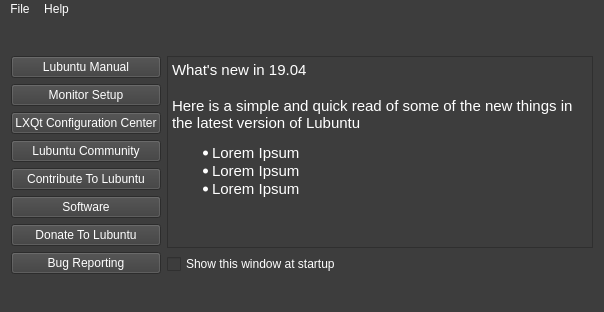
Old version of the form mainwindow.ui in the repository lubuntu-team/welcome.
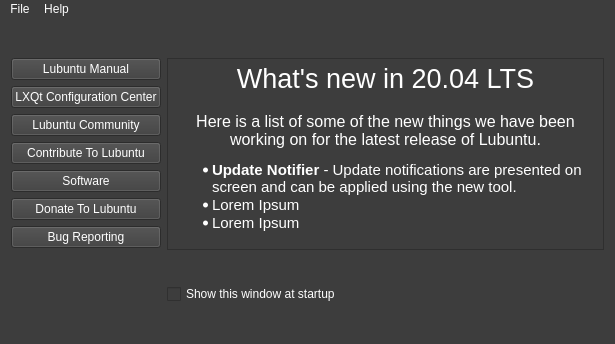
New version of the form. Icons and pictures are not drawn.

Commit message: Remove monitor config button, fix logo and add to window

The edit to the form file:
```diff
--- a/mainwindow.ui
+++ b/mainwindow.ui
@@ -6,8 +6,8 @@
    <rect>
     <x>0</x>
     <y>0</y>
-    <width>604</width>
-    <height>312</height>
+    <width>615</width>
+    <height>344</height>
    </rect>
   </property>
   <property name="windowTitle">
@@ -32,16 +32,6 @@
         </property>
        </widget>
       </item>
-      <item>
-       <widget class="QPushButton" name="buttonMonitorSetup">
-        <property name="toolTip">
-         <string>&lt;html&gt;&lt;head/&gt;&lt;body&gt;&lt;p&gt;Adjust monitor settings&lt;/p&gt;&lt;/body&gt;&lt;/html&gt;</string>
-        </property>
-        <property name="text">
-         <string>Monitor Setup</string>
-        </property>
-       </widget>
-      </item>
       <item>
        <widget class="QPushButton" name="buttonLXQtConfigurationCenter">
         <property name="toolTip">
@@ -100,23 +90,26 @@
       <item>
        <widget class="QTextEdit" name="textEdit">
         <property name="styleSheet">
-         <string notr="true">background color:rgb(25, 25, 25)</string>
+         <string notr="true">background color:rgb(26, 95, 157)</string>
         </property>
         <property name="html">
          <string>&lt;!DOCTYPE HTML PUBLIC &quot;-//W3C//DTD HTML 4.0//EN&quot; &quot;http://www.w3.org/TR/REC-html40/strict.dtd&quot;&gt;
 &lt;html&gt;&lt;head&gt;&lt;meta name=&quot;qrichtext&quot; content=&quot;1&quot; /&gt;&lt;style type=&quot;text/css&quot;&gt;
 p, li { white-space: pre-wrap; }
 &lt;/style&gt;&lt;/head&gt;&lt;body style=&quot; font-family:'Ubuntu'; font-size:10pt; font-weight:400; font-style:normal;&quot;&gt;
-&lt;p style=&quot; margin-top:0px; margin-bottom:0px; margin-left:0px; margin-right:0px; -qt-block-indent:0; text-indent:0px;&quot;&gt;&lt;span style=&quot; font-size:11pt;&quot;&gt;What's new in 19.04&lt;/span&gt;&lt;/p&gt;
+&lt;p align=&quot;center&quot; style=&quot; margin-top:0px; margin-bottom:0px; margin-left:0px; margin-right:0px; -qt-block-indent:0; text-indent:0px;&quot;&gt;&lt;img src=&quot;:/images/logo.png&quot; /&gt;&lt;/p&gt;
+&lt;p align=&quot;center&quot; style=&quot; margin-top:0px; margin-bottom:0px; margin-left:0px; margin-right:0px; -qt-block-indent:0; text-indent:0px;&quot;&gt;&lt;span style=&quot; font-size:20pt;&quot;&gt;What's new in 20.04 LTS&lt;/span&gt;&lt;/p&gt;
 &lt;p style=&quot;-qt-paragraph-type:empty; margin-top:0px; margin-bottom:0px; margin-left:0px; margin-right:0px; -qt-block-indent:0; text-indent:0px; font-size:11pt;&quot;&gt;&lt;br /&gt;&lt;/p&gt;
-&lt;p style=&quot; margin-top:0px; margin-bottom:0px; margin-left:0px; margin-right:0px; -qt-block-indent:0; text-indent:0px;&quot;&gt;&lt;span style=&quot; font-size:11pt;&quot;&gt;Here is a simple and quick read of some of the new things in the latest version of Lubuntu&lt;/span&gt;&lt;/p&gt;
-&lt;ul style=&quot;margin-top: 0px; margin-bottom: 0px; margin-left: 0px; margin-right: 0px; -qt-list-indent: 1;&quot;&gt;&lt;li style=&quot; font-size:11pt;&quot; style=&quot; margin-top:12px; margin-bottom:0px; margin-left:0px; margin-right:0px; -qt-block-indent:0; text-indent:0px;&quot;&gt;Lorem Ipsum&lt;/li&gt;
+&lt;p align=&quot;center&quot; style=&quot; margin-top:0px; margin-bottom:0px; margin-left:0px; margin-right:0px; -qt-block-indent:0; text-indent:0px;&quot;&gt;&lt;span style=&quot; font-size:12pt;&quot;&gt;Here is a list of some of the new things we have been working on for the latest release of Lubuntu.&lt;/span&gt;&lt;/p&gt;
+&lt;ul style=&quot;margin-top: 0px; margin-bottom: 0px; margin-left: 0px; margin-right: 0px; -qt-list-indent: 1;&quot;&gt;&lt;li style=&quot; font-size:11pt;&quot; style=&quot; margin-top:12px; margin-bottom:0px; margin-left:0px; margin-right:0px; -qt-block-indent:0; text-indent:0px;&quot;&gt;&lt;span style=&quot; font-weight:600;&quot;&gt;Update Notifier&lt;/span&gt; - Update notifications are presented on screen and can be applied using the new tool.&lt;/li&gt;
 &lt;li style=&quot; font-size:11pt;&quot; style=&quot; margin-top:0px; margin-bottom:0px; margin-left:0px; margin-right:0px; -qt-block-indent:0; text-indent:0px;&quot;&gt;Lorem Ipsum&lt;/li&gt;
 &lt;li style=&quot; font-size:11pt;&quot; style=&quot; margin-top:0px; margin-bottom:0px; margin-left:0px; margin-right:0px; -qt-block-indent:0; text-indent:0px;&quot;&gt;Lorem Ipsum&lt;/li&gt;&lt;/ul&gt;&lt;/body&gt;&lt;/html&gt;</string>
         </property>
        </widget>
       </item>
-      <item>
+     </layout>
+    </item>
+    <item row="1" column="1">
        <widget class="QCheckBox" name="checkBox">
         <property name="styleSheet">
          <string notr="true">background color:rgb(35, 35, 35)</string>
@@ -127,15 +120,13 @@
        </widget>
       </item>
      </layout>
-    </item>
-   </layout>
   </widget>
   <widget class="QMenuBar" name="menuBar">
    <property name="geometry">
     <rect>
      <x>0</x>
      <y>0</y>
-     <width>604</width>
+     <width>615</width>
      <height>28</height>
     </rect>
    </property>
```
Lines whose indentation alone changed are shown as unchanged. The commit also changes 3 other files.
